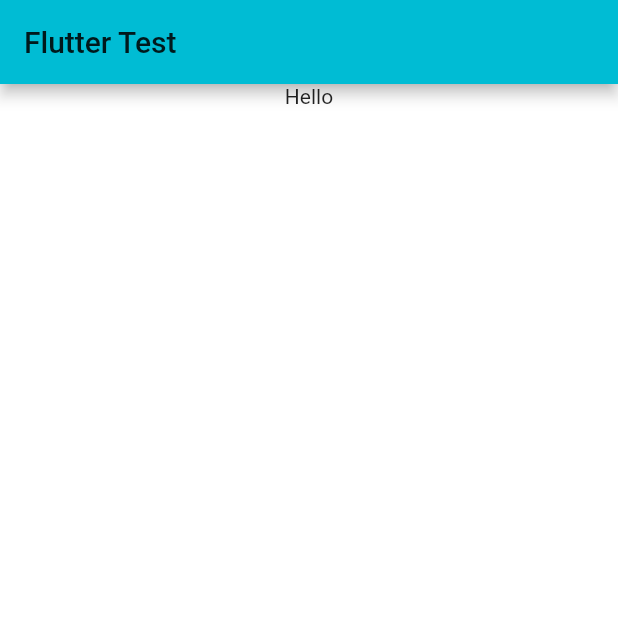
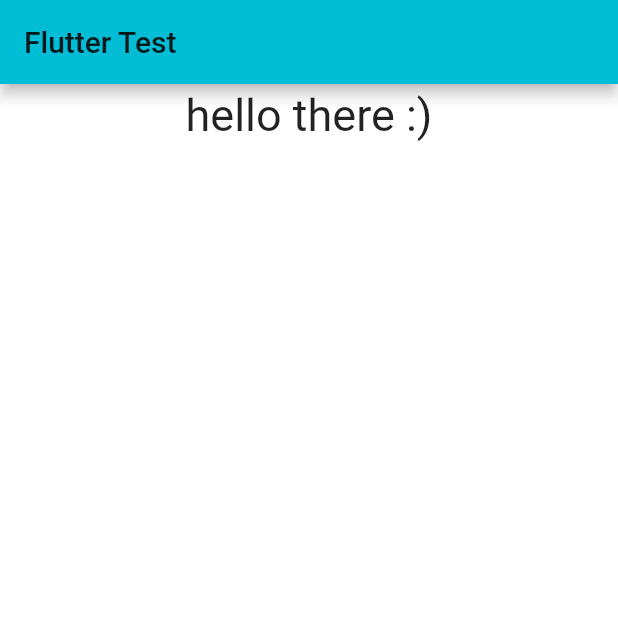
Before and after one commit to DashaShevkoplyas/flutter_app, a Flutter app: the screen it shows after launch, on a phone screen of 412 x 824 dp, the top half of it. Run offline on Flutter 3.47's test engine with Material 2 defaults, Android fonts, the phone set to English and light mode, and no system bars.

Commit message:
trying to place text in the middle of screen

```diff
--- a/lib/main.dart
+++ b/lib/main.dart
@@ -43,41 +43,45 @@ class _MyHomePageState extends State<MyHomePage> {
   Widget build(BuildContext context) {
     return Scaffold(
       backgroundColor: color,
+      resizeToAvoidBottomPadding: false,
       appBar: AppBar(
         title: Text(widget.title),
       ),
-      body: Center(
+      body: SingleChildScrollView(
+          padding: EdgeInsets.symmetric(horizontal: 5.0, vertical: 3.0),
+          child: Center(
+            child: Column(
+              children: <Widget>[
+                new Container(
+                  height: MediaQuery.of(context).size.height,
+                  width: MediaQuery.of(context).size.width,
                   child: new GestureDetector(
                     onTap: () => _generateColor(),
-          child: new Container(
-            height: MediaQuery.of(context).size.height,
-            width: MediaQuery.of(context).size.width,
                       child: Text(
-              'Hello',
+                        "hello there :)",
+                        style: TextStyle(fontSize: 30),
                         textAlign: TextAlign.center,
                       ),
                   ),
                 ),
-
-//
+              ],
             ),
-// This trailing comma makes auto-formatting nicer for build methods.
+          )),
     );
   }
 }
 
-//child: Column(
-//          mainAxisAlignment: MainAxisAlignment.center,
-//          children: <Widget>[
-//            Text(
-//              'Hello there :)',
+//        child: new GestureDetector(
+//          onTap: () => _generateColor(),
+//          child: new Container(
+//            height: MediaQuery.of(context).size.height,
+//            width: MediaQuery.of(context).size.width,
+//            child: new Container(
+//              child: new Text(
+//                'hello there :)',
+//                textAlign: TextAlign.center,
+//                style:TextStyle(fontSize: 30),
+//              ),
 //            ),
-//            RaisedButton(
-//              onPressed: () => _generateColor(),
-//              child: Text('Press'),
-//              textColor: Colors.white,
-//              color: Colors.cyan,
-//              padding: EdgeInsets.fromLTRB(10,10,10,10),
-//            )
-//          ],
+//          ),
 //        ),
```
Lines whose indentation alone changed are shown as unchanged.
